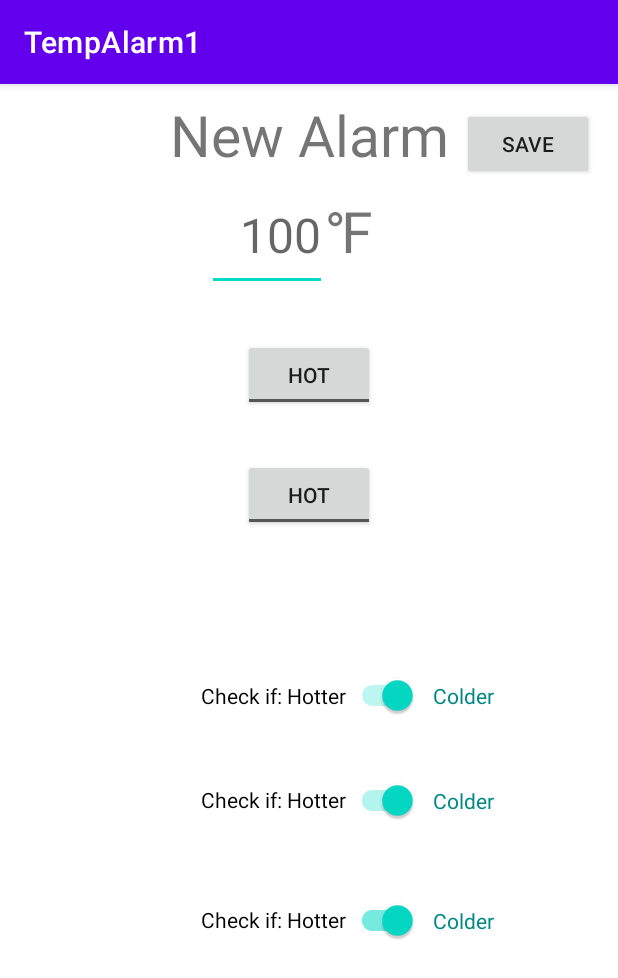
After one commit to Tinker42/TempAlarm1, an Android app: the AlarmInputActivity screen opened directly, with no data from a screen before it, on a phone screen of 412 x 824 dp. The commit adds this screen. Shown: the top 978 px of the screen. Run offline under Robolectric (Android 15) with nearby library versions, the phone set to English and light mode, and no system bars.

Commit message:
Added AlarmInputActivity and supporting files.

```diff
--- a/app/src/main/AndroidManifest.xml
+++ b/app/src/main/AndroidManifest.xml
@@ -26,6 +26,9 @@
                 <category android:name="android.intent.category.LAUNCHER" />
             </intent-filter>
         </activity>
+        <activity android:name=".AlarmInputActivity"
+            android:exported="false"
+            />
     </application>
 
 </manifest>
--- /dev/null
+++ b/app/src/main/java/com/ata/tempalarm1/AlarmInputActivity.java
@@ -0,0 +1,28 @@
+package com.ata.tempalarm1;
+
+import android.app.Activity;
+import android.os.Bundle;
+
+import androidx.appcompat.app.AppCompatActivity;
+import androidx.lifecycle.ViewModelProvider;
+
+import com.ata.tempalarm1.databinding.ActivityAlarmInputBinding;
+import com.ata.tempalarm1.databinding.ActivityMainBinding;
+
+
+public class AlarmInputActivity extends AppCompatActivity {
+    private ActivityAlarmInputBinding binding;
+    private AlarmInputViewModel alarmInputViewModel;
+
+    @Override //Overriding the AppCompactActivity which is the android class that has a function onCreate that represents the view lifecycle
+    protected void onCreate(Bundle savedInstanceState) {
+
+        super.onCreate(savedInstanceState);
+
+        alarmInputViewModel = new ViewModelProvider(this).get(AlarmInputViewModel.class);//passing the class
+
+        binding = ActivityAlarmInputBinding.inflate(getLayoutInflater());
+
+        setContentView(binding.getRoot());
+    }
+}
--- /dev/null
+++ b/app/src/main/java/com/ata/tempalarm1/AlarmInputViewModel.java
@@ -0,0 +1,7 @@
+package com.ata.tempalarm1;
+
+import androidx.lifecycle.ViewModel;
+
+public class AlarmInputViewModel extends ViewModel {
+
+}
--- a/app/src/main/java/com/ata/tempalarm1/MainActivity.java
+++ b/app/src/main/java/com/ata/tempalarm1/MainActivity.java
@@ -8,6 +8,7 @@ import androidx.room.Database;
 import androidx.room.Room;
 
 import android.content.Context;
+import android.content.Intent;
 import android.content.SharedPreferences;
 import android.os.Bundle;
 import android.view.View;
@@ -62,6 +63,14 @@ public class MainActivity extends AppCompatActivity {
                 sharedPref.edit().putInt("Zipcode", Integer.parseInt(binding.zipEditText.getText().toString())).apply();
             }
         });
+
+        binding.fab.setOnClickListener(new View.OnClickListener() {
+            @Override
+            public void onClick(View view) {
+                Intent intent=new Intent(getApplicationContext(), AlarmInputActivity.class);
+                startActivity(intent);
+            }
+        });
     }
 
     /*@Override
--- /dev/null
+++ b/app/src/main/res/layout/activity_alarm_input.xml
@@ -0,0 +1,224 @@
+<?xml version="1.0" encoding="utf-8"?>
+<androidx.constraintlayout.widget.ConstraintLayout xmlns:android="http://schemas.android.com/apk/res/android"
+    xmlns:tools="http://schemas.android.com/tools"
+    android:layout_width="match_parent"
+    android:layout_height="match_parent"
+    xmlns:app="http://schemas.android.com/apk/res-auto">
+
+    <TextView
+        android:id="@+id/inputTitleView"
+
+        android:layout_width="wrap_content"
+        android:layout_height="wrap_content"
+
+        android:text="New Alarm"
+        android:textSize="38dp"
+
+        app:layout_constraintTop_toTopOf="parent"
+        android:layout_marginTop="8dp"
+        app:layout_constraintStart_toStartOf="parent"
+        app:layout_constraintEnd_toEndOf="parent"
+        />
+
+    <androidx.appcompat.widget.AppCompatButton
+        android:id="@+id/saveToDB"
+
+        android:layout_width="wrap_content"
+        android:layout_height="wrap_content"
+
+        android:text="save"
+
+        app:layout_constraintTop_toTopOf="parent"
+        android:layout_marginTop="16dp"
+        app:layout_constraintEnd_toEndOf="parent"
+        android:layout_marginEnd="16dp"
+        />
+
+    <EditText
+        android:id="@+id/editTextTempSigned"
+
+        android:layout_width="80dp"
+        android:layout_height="74dp"
+
+
+        android:ems="10"
+        android:gravity="center_vertical|right"
+        android:hint="100"
+        android:inputType="numberSigned"
+        android:maxLength="3"
+        android:minHeight="48dp"
+        android:textSize="32sp"
+
+        app:layout_constraintStart_toStartOf="parent"
+        app:layout_constraintEnd_toEndOf="parent"
+        android:layout_marginEnd="56dp"
+        app:layout_constraintTop_toTopOf="parent"
+        android:layout_marginTop="64dp"
+        />
+
+    <TextView
+        android:id="@+id/symbolView"
+
+        android:layout_width="56dp"
+        android:layout_height="57dp"
+
+        android:text="℉"
+        android:textSize="38dp"
+
+        app:layout_constraintTop_toTopOf="@id/editTextTempSigned"
+        android:layout_marginTop="8dp"
+        app:layout_constraintStart_toEndOf="@id/editTextTempSigned"
+        />
+
+    <ToggleButton
+        android:id="@+id/H2CT"
+
+        android:layout_width="wrap_content"
+        android:layout_height="wrap_content"
+
+        android:textOff="Hot"
+        android:textOn="Cold"
+
+        app:layout_constraintStart_toStartOf="parent"
+        app:layout_constraintEnd_toEndOf="parent"
+
+        app:layout_constraintTop_toBottomOf="@id/editTextTempSigned"
+        android:layout_marginTop="32dp"
+
+        />
+
+    <androidx.appcompat.widget.AppCompatToggleButton
+        android:id="@+id/H2CT2"
+
+        android:layout_width="wrap_content"
+        android:layout_height="wrap_content"
+
+        android:textOff="Hot"
+        android:textOn="Cold"
+
+        app:layout_constraintStart_toStartOf="parent"
+        app:layout_constraintEnd_toEndOf="parent"
+
+        app:layout_constraintTop_toBottomOf="@id/H2CT"
+        android:layout_marginTop="32dp"
+        />
+
+    <com.google.android.material.button.MaterialButtonToggleGroup
+        android:id="@+id/H2CT3"
+
+        android:layout_width="wrap_content"
+        android:layout_height="wrap_content"
+
+        android:textOff="Hot"
+        android:textOn="Cold"
+
+        app:layout_constraintStart_toStartOf="parent"
+        app:layout_constraintEnd_toEndOf="parent"
+
+        app:layout_constraintTop_toBottomOf="@id/H2CT2"
+        android:layout_marginTop="32dp"
+        />
+
+    <Switch
+        android:id="@+id/H2CS"
+
+        android:layout_width="wrap_content"
+        android:layout_height="wrap_content"
+
+        android:text="Check if: Hotter"
+        android:checked="true"
+        android:textOff="Hot"
+        android:textOn="Cold"
+
+        app:layout_constraintLeft_toLeftOf="parent"
+        app:layout_constraintRight_toRightOf="parent"
+        app:layout_constraintTop_toBottomOf="@id/editTextTempSigned"
+        android:layout_marginTop="256dp"
+        tools:ignore="UseSwitchCompatOrMaterialXml" />
+
+    <TextView
+        android:id="@+id/H2CS_Colder"
+
+        android:layout_width="wrap_content"
+        android:layout_height="wrap_content"
+
+        android:text="Colder"
+        android:textSize="14dp"
+        android:textColor="@color/teal_700"
+
+        app:layout_constraintTop_toTopOf="@id/H2CS"
+        android:layout_marginStart="10dp"
+        app:layout_constraintStart_toEndOf="@id/H2CS"
+        app:layout_constraintBottom_toBottomOf="@id/H2CS"
+
+        />
+
+    <androidx.appcompat.widget.SwitchCompat
+        android:id="@+id/H2CS2"
+
+        android:layout_width="wrap_content"
+        android:layout_height="wrap_content"
+
+        android:text="Check if: Hotter"
+        android:checked="true"
+        android:textOff="Hot"
+        android:textOn="Cold"
+
+        app:layout_constraintLeft_toLeftOf="parent"
+        app:layout_constraintRight_toRightOf="parent"
+        app:layout_constraintTop_toBottomOf="@id/H2CS"
+        android:layout_marginTop="32dp"
+        />
+
+    <TextView
+        android:id="@+id/H2CS2_Colder"
+
+        android:layout_width="wrap_content"
+        android:layout_height="wrap_content"
+
+        android:text="Colder"
+        android:textSize="14dp"
+        android:textColor="@color/teal_700"
+
+        app:layout_constraintTop_toTopOf="@id/H2CS2"
+        android:layout_marginStart="10dp"
+        app:layout_constraintStart_toEndOf="@id/H2CS2"
+        app:layout_constraintBottom_toBottomOf="@id/H2CS2"
+
+        />
+
+    <com.google.android.material.switchmaterial.SwitchMaterial
+        android:id="@+id/H2CS3"
+
+        android:layout_width="wrap_content"
+        android:layout_height="wrap_content"
+
+        android:text="Check if: Hotter"
+        android:checked="true"
+        android:textOff="Hot"
+        android:textOn="Cold"
+
+        app:layout_constraintLeft_toLeftOf="parent"
+        app:layout_constraintRight_toRightOf="parent"
+        app:layout_constraintTop_toBottomOf="@id/H2CS2"
+        android:layout_marginTop="32dp"
+        />
+
+    <TextView
+        android:id="@+id/H2CS3_Colder"
+
+        android:layout_width="wrap_content"
+        android:layout_height="wrap_content"
+
+        android:text="Colder"
+        android:textSize="14dp"
+        android:textColor="@color/teal_700"
+
+        app:layout_constraintTop_toTopOf="@id/H2CS3"
+        android:layout_marginStart="10dp"
+        app:layout_constraintStart_toEndOf="@id/H2CS3"
+        app:layout_constraintBottom_toBottomOf="@id/H2CS3"
+
+        />
+
+</androidx.constraintlayout.widget.ConstraintLayout>
--- a/app/src/main/res/layout/activity_main.xml
+++ b/app/src/main/res/layout/activity_main.xml
@@ -11,6 +11,7 @@
 
         android:layout_width="132dp"
         android:layout_height="wrap_content"
+
         tools:text="95864"
         android:hint="95864"
         android:textSize="32dp"
@@ -19,8 +20,8 @@
 
         app:layout_constraintLeft_toLeftOf="parent"
         app:layout_constraintRight_toRightOf="parent"
+        app:layout_constraintTop_toTopOf="parent"
         android:layout_marginTop="32dp"
-        app:layout_constraintTop_toTopOf="parent"
         app:layout_constraintVertical_bias="0.814"
         tools:ignore="SpUsage"
         />
@@ -35,6 +36,7 @@
         android:layout_marginLeft="32dp"
         app:layout_constraintTop_toTopOf="@id/zipEditText"
         app:layout_constraintBottom_toBottomOf="@id/zipEditText"
+
         app:srcCompat="@android:drawable/ic_menu_edit"
         tools:ignore="RtlHardcoded"
         />
@@ -45,12 +47,14 @@
 
         android:layout_width="wrap_content"
         android:layout_height="wrap_content"
-        android:layout_gravity="bottom|end"
-        android:layout_marginEnd="16dp"
-        android:layout_marginBottom="16dp"
 
         app:layout_constraintBottom_toBottomOf="parent"
+        android:layout_marginBottom="16dp"
         app:layout_constraintEnd_toEndOf="parent"
+        android:layout_marginEnd="16dp"
+
+        android:layout_gravity="bottom|end"
+
         app:srcCompat="@android:drawable/ic_input_add"
         />
 
--- a/app/src/main/res/layout/alarm_item.xml
+++ b/app/src/main/res/layout/alarm_item.xml
@@ -8,13 +8,15 @@
 
     <TextView
         android:id="@+id/Count"
+
         android:layout_width="wrap_content"
         android:layout_height="wrap_content"
-        android:layout_marginLeft="8dp"
 
         tools:text="#1:"
         android:textStyle="bold"
         android:textSize="28dp"
+
+        android:layout_marginLeft="8dp"
 
         />
 
@@ -28,13 +30,15 @@
 
     <TextView
         android:id="@+id/listTextView"
+
         android:layout_width="72dp"
         android:layout_height="wrap_content"
-        android:layout_marginRight="32dp"
 
         tools:text="46℉"
         android:textStyle="bold"
         android:textSize="28dp"
+
+        android:layout_marginRight="32dp"
 
         />
 
@@ -48,13 +52,15 @@
 
     <TextView
         android:id="@+id/H0C1"
+
         android:layout_width="wrap_content"
         android:layout_height="wrap_content"
-        android:layout_marginLeft="32dp"
 
         tools:text="H|C"
         android:textStyle="bold"
         android:textSize="28dp"
+
+        android:layout_marginLeft="32dp"
 
         />
 
@@ -71,9 +77,12 @@
 
         android:layout_width="wrap_content"
         android:layout_height="wrap_content"
+
+        app:srcCompat="@android:drawable/ic_delete"
+
+
         android:layout_marginRight="64dp"
 
-        app:srcCompat="@android:drawable/ic_delete"
         />
 
 </androidx.appcompat.widget.LinearLayoutCompat>
```
